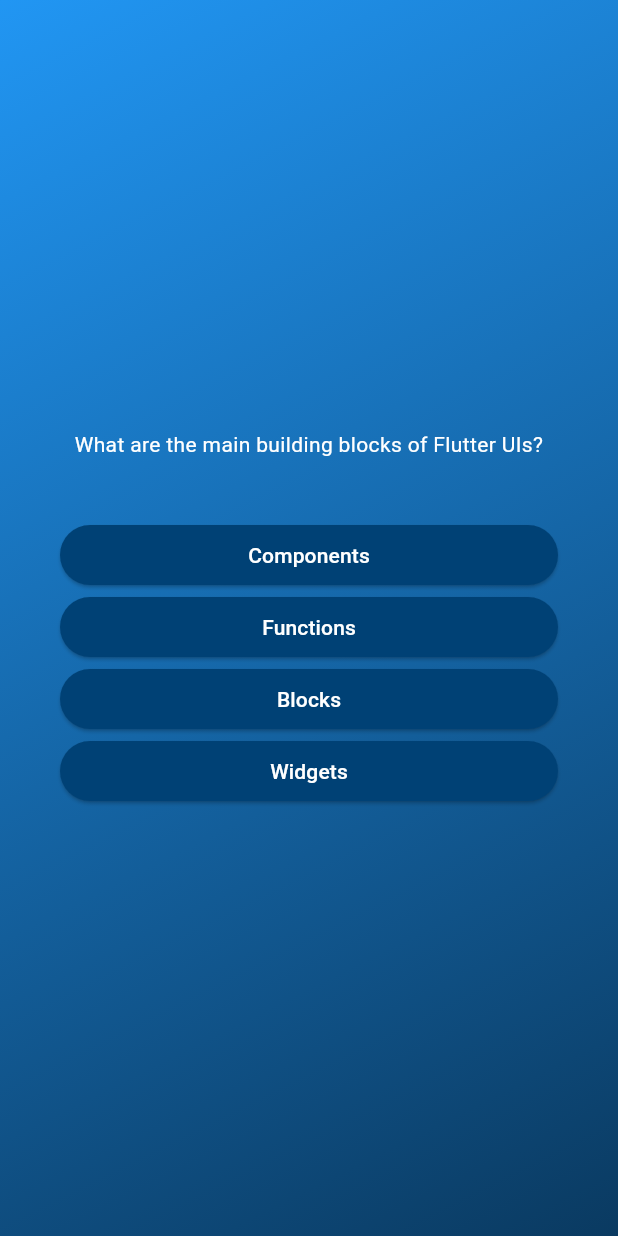
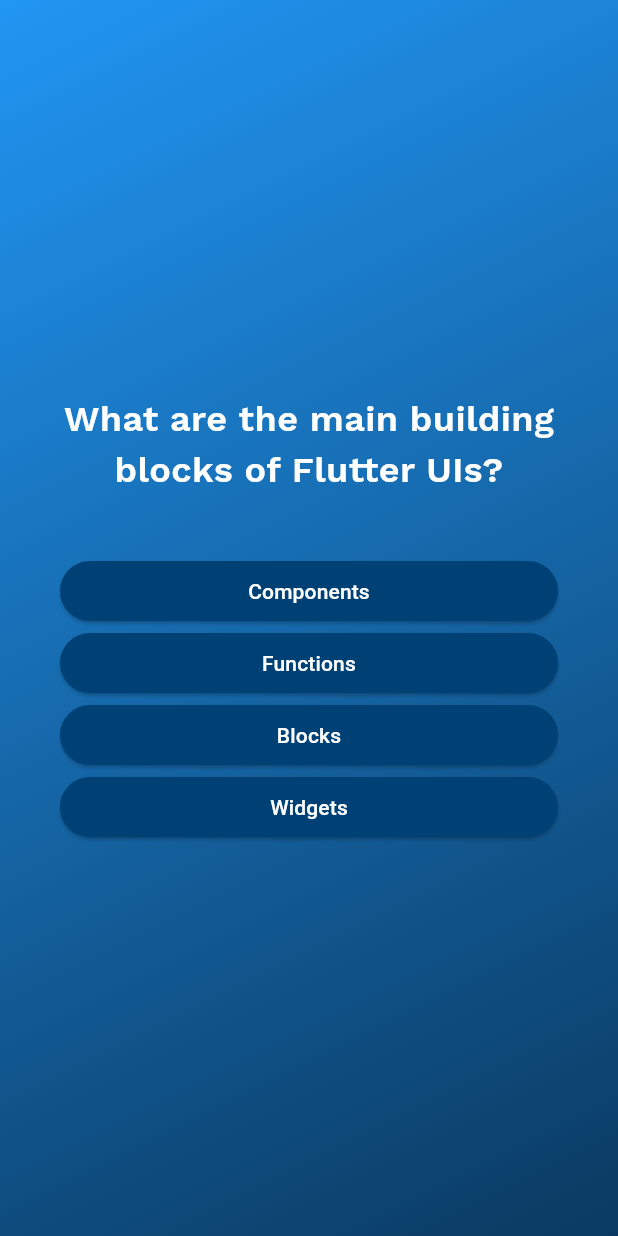
Before and after one commit to Haldiant/quizz_app, a Flutter app: the screen it shows after launch, after a tap on "Mulai Quiz", on a phone screen of 412 x 824 dp. Run offline on Flutter 3.47's test engine with Material 3 defaults, Android fonts, the phone set to English and light mode, and no system bars; our stand-ins replace google_fonts.

Commit message:
Enhance UI and functionality: center text in AnswerButton, implement question navigation in QuestionsScreen, and update styles with Google Fonts

```diff
--- a/lib/answer_button.dart
+++ b/lib/answer_button.dart
@@ -20,7 +20,7 @@ class AnswerButton extends StatelessWidget {
         foregroundColor: Colors.white,
         shape: RoundedRectangleBorder(borderRadius: BorderRadius.circular(30)),
       ),
-      child: Text(answerText),
+      child: Text(answerText, textAlign: TextAlign.center),
     ); // This will create a button with the answer text
   }
 }
--- a/lib/questions_screen.dart
+++ b/lib/questions_screen.dart
@@ -1,6 +1,7 @@
 import 'package:flutter/material.dart';
 import 'package:quizz_app/answer_button.dart';
 import 'package:quizz_app/data/questions.dart';
+import 'package:google_fonts/google_fonts.dart';
 
 class QuestionsScreen extends StatefulWidget {
   const QuestionsScreen({super.key});
@@ -10,10 +11,20 @@ class QuestionsScreen extends StatefulWidget {
 }
 
 class _QuestionsScreenState extends State<QuestionsScreen> {
+  var currentQuestionIndex = 0;
+
+  void answerQuestions() {
+    // CurrentQuestionIndex = CurrentQuestionIndex + 1;
+    // CurrentQuestionIndex += 1;
+    setState(() {
+      currentQuestionIndex++; // This will increment the current question index by 1
+    });
+  } // This function will be called when the answer is selected
+
   @override
   Widget build(BuildContext context) {
     final currentQuestion =
-        questions[0]; // Replace with the logic to get the current question
+        questions[currentQuestionIndex]; // Replace with the logic to get the current question
 
     return SizedBox(
       width: double.infinity,
@@ -25,7 +36,11 @@ class _QuestionsScreenState extends State<QuestionsScreen> {
           children: [
             Text(
               currentQuestion.questions,
-              style: TextStyle(color: Colors.white),
+              style: GoogleFonts.workSans(
+                color: Colors.white,
+                fontSize: 24,
+                fontWeight: FontWeight.w600,
+              ), // This will display the question text
               textAlign: TextAlign.center,
             ), // This will display the question text
             SizedBox(
@@ -33,8 +48,8 @@ class _QuestionsScreenState extends State<QuestionsScreen> {
             ), // Add some space between the question and the answers
 
             ...currentQuestion.getShuffledAnswer().map((answer) {
-              return AnswerButton(answerText: answer, onTap: () {});
-            }), // This will create a list of AnswerButton widgets
+              return AnswerButton(answerText: answer, onTap: answerQuestions);
+            }), // This will create a button for each answer
           ],
         ),
       ),
--- a/lib/start_screen.dart
+++ b/lib/start_screen.dart
@@ -1,4 +1,5 @@
 import 'package:flutter/material.dart';
+import 'package:google_fonts/google_fonts.dart';
 
 class StartScreen extends StatelessWidget {
   const StartScreen(this.startQuiz, {super.key});
@@ -24,10 +25,10 @@ class StartScreen extends StatelessWidget {
           SizedBox(height: 40),
           Text(
             'Learn Flutter the fun way!',
-            style: TextStyle(
+            style: GoogleFonts.workSans(
               color: Colors.white,
               fontSize: 24,
-              fontWeight: FontWeight.normal,
+              fontWeight: FontWeight.w600,
             ),
           ),
           SizedBox(height: 20),
--- a/pubspec.yaml
+++ b/pubspec.yaml
@@ -28,6 +28,7 @@ environment:
 # the latest version available on pub.dev. To see which dependencies have newer
 # versions available, run `flutter pub outdated`.
 dependencies:
+  google_fonts: ^6.2.1
   flutter:
     sdk: flutter
 
```
Also changed, not shown: pubspec.lock, 1 other file.
